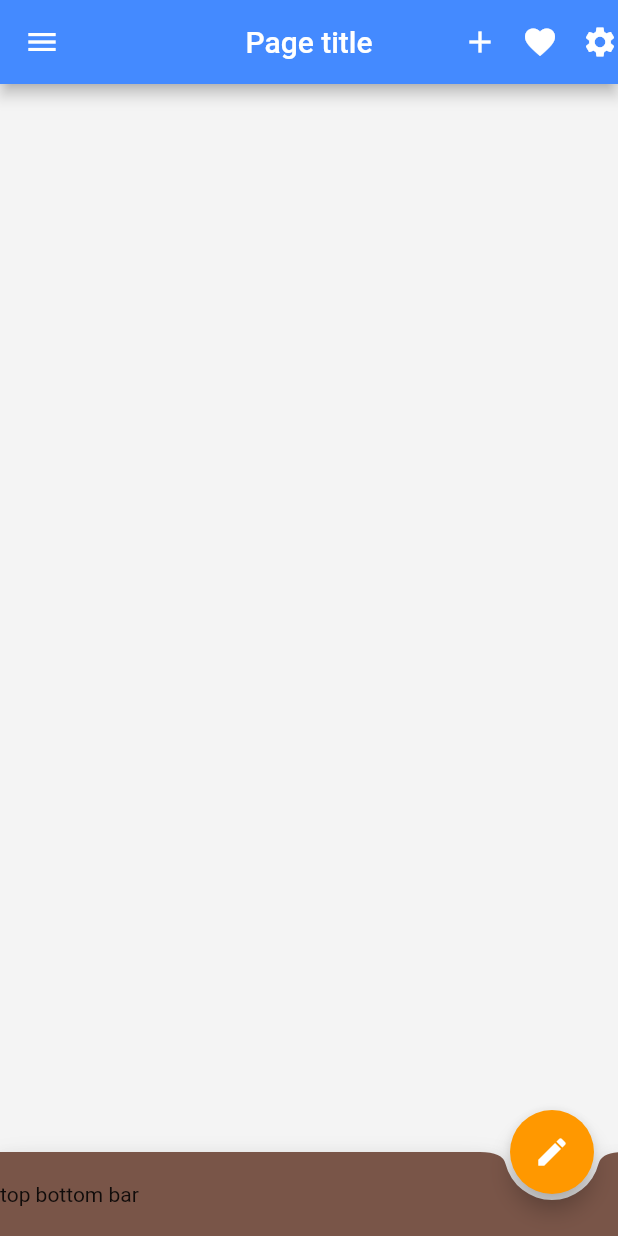
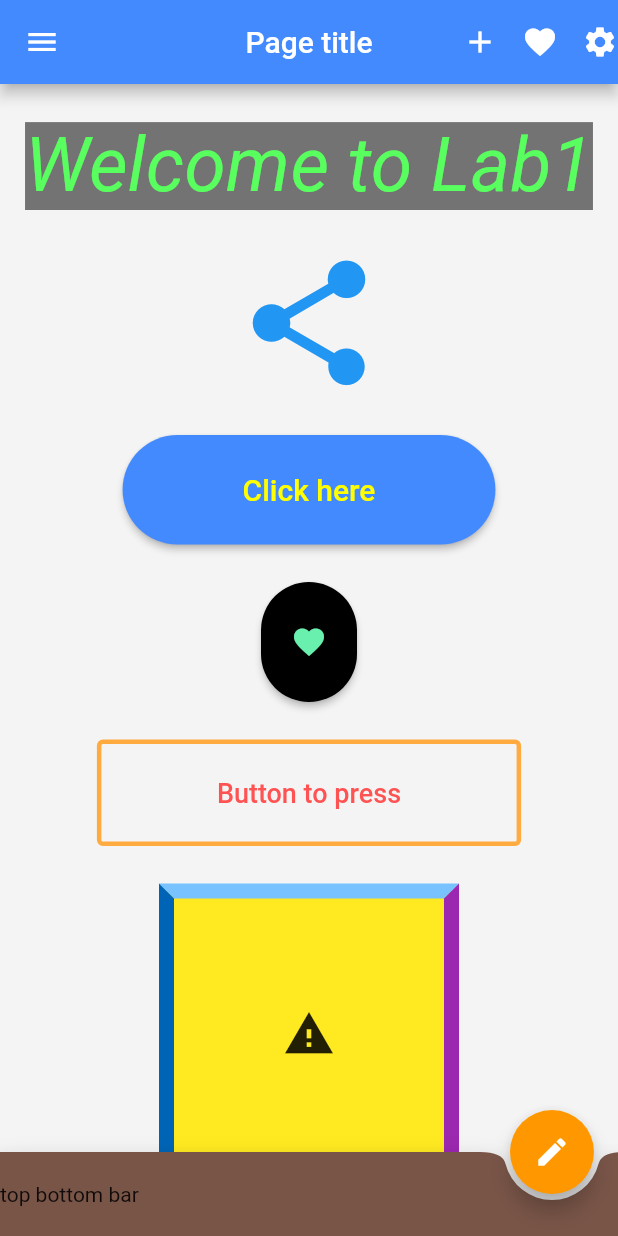
Before and after one commit to blumkvist1/flutter_app, a Flutter app: the screen it shows after launch, on a phone screen of 412 x 824 dp. Run offline on Flutter 3.47's test engine with Material 2 defaults, Android fonts, the phone set to English and light mode, and no system bars.

Commit message:
basicWidgets

```diff
--- a/lib/main.dart
+++ b/lib/main.dart
@@ -1,23 +1,23 @@
 import 'package:flutter/material.dart';
 
-void main() => runApp(MyApp());
+void main() => runApp(Lab1());
 
 /// this is your APP Main screen configuration
-class MyApp extends StatelessWidget {
-  MyApp({Key? key}) : super(key: key);
+class Lab1 extends StatelessWidget {
+  Lab1({Key? key}) : super(key: key);
 
   @override
   Widget build(BuildContext context) {
     return MaterialApp(
-      home: MyHomePage(),
+      home: LAb1HomePage(),
     );
   }
 }
 
 /// this is a template to start building a UI
 /// to start adding any UI you want change what comes after the [ body: ] tag below
-class MyHomePage extends StatelessWidget {
-  MyHomePage({Key? key}) : super(key: key);
+class LAb1HomePage extends StatelessWidget {
+  LAb1HomePage({Key? key}) : super(key: key);
 
   @override
   Widget build(BuildContext context) {
@@ -46,7 +46,7 @@ class MyHomePage extends StatelessWidget {
         backgroundColor: Colors.blueAccent,
       ),
       /*******************--[focus here 🧐]--*******************/
-      body: myWidget(context),
+      body: myWidget(),
       bottomNavigationBar: BottomAppBar(
           shape: CircularNotchedRectangle(),
           color: Colors.brown,
@@ -60,60 +60,145 @@ class MyHomePage extends StatelessWidget {
     );
   }
 
-  Widget myWidget(BuildContext context) {
-    return Container(
-      padding: EdgeInsets.all(20),
-      child: Column(
+  Widget myWidget() {
+    return SingleChildScrollView(
+      child: Center(
+          child: Column(
         children: [
-          // Card(
-          //   child: SizedBox(
-          //       width: 120,
-          //       height: 120,
-          //       child: Center(child: Text("I am a card"))),
-          //   color: Colors.blueAccent,
-          //   elevation: 10,
-          // ),
-          // ListTile(
-          //   dense: true,
-          //   splashColor: Colors.grey,
-          //   onTap: () => {print("hello")},
-          //   title: Text("Hello"),
-          //   subtitle: Text("Im subtitle"),
-          //   tileColor: Colors.green,
-          //   leading: CircleAvatar(
-          //     child: Icon(Icons.mail),
-          //   ),
-          //   trailing: Icon(Icons.edit),
-          // )
+          /*******************--[focus here 🧐]--*******************/
+          SizedBox(
+            height: 25,
+          ),
+          exercise1(),
+          SizedBox(
+            height: 25,
+          ),
+          exercise2(),
+          SizedBox(
+            height: 25,
+          ),
+          exercise3(),
+          SizedBox(
+            height: 25,
+          ),
+          exercise4(),
+          SizedBox(
+            height: 25,
+          ),
+          exercise5(),
+          SizedBox(
+            height: 25,
+          ),
+          exercise6(),
+          /*******************--[focus here 🧐]--*******************/
+        ],
+      )),
+    );
+  }
 
-          // InputChip(
-          //   backgroundColor: Colors.grey,
-          //   selected: true,
-          //   label: Text("Im a chip"),
-          //   avatar: CircleAvatar(child: Icon(Icons.email),),
-          //   isEnabled: true,
-          // ),
-          // FloatingActionButton.extended(
-          //   onPressed: () {
-          //     ScaffoldMessenger.of(context).showSnackBar(
-          //       SnackBar(
-          //         content: Text("This is snack bar"),
-          //         backgroundColor: Colors.pinkAccent,
-          //         duration: Duration(seconds: 3),
-          //         action: SnackBarAction(label: "OK", onPressed: (){print("Im snak bar");}),
-          //         showCloseIcon: true,
-          //       ),
-          //     );
-          //   },
-          //   label: Text("ADD to card"),
-          //   icon: Icon(Icons.add_shopping_cart),
-          //   splashColor: Colors.lightGreenAccent,
-          //   elevation: 10,
-          //   extendedPadding: EdgeInsetsDirectional.symmetric(horizontal: 150),
-          //   tooltip: "It is add to card butt",
-          // )
-        ],
+  /// TODO: Implement Exercises below as per the handed Document
+  Widget exercise1() {
+    return const Text(
+      "Welcome to Lab1",
+      style: TextStyle(
+        backgroundColor: Color.fromARGB(255, 115, 115, 115),
+        fontSize: 50,
+        color: Color.fromARGB(255, 88, 255, 94),
+        fontStyle: FontStyle.italic,
       ),
     );
   }
+
+  Widget exercise2() {
+    return const Icon(
+      Icons.share,
+      size: 100,
+      color: Colors.blue,
+    );
+  }
+
+  /// TODO : print on the screen on Pressed when clicking on the button, and print on Long Pressed when long click to Button
+  Widget exercise3() {
+    return ElevatedButton(
+        onPressed: () {
+          print("click");
+        },
+        onLongPress: () {
+          print("long press");
+        },
+        child: const Text(
+          'Click here',
+          style: TextStyle(fontSize: 20, color: Colors.yellowAccent),
+        ),
+        style: ElevatedButton.styleFrom(
+            backgroundColor: Colors.blueAccent,
+            shape: StadiumBorder(),
+            padding: EdgeInsets.symmetric(horizontal: 80, vertical: 25)));
+  }
+
+  Widget exercise4() {
+    return ElevatedButton(
+        onPressed: () {
+          print("click");
+        },
+        onLongPress: () {
+          print("long press");
+        },
+        child: Icon(
+          Icons.favorite,
+          color: Colors.greenAccent,
+        ),
+        style: ElevatedButton.styleFrom(
+          padding: EdgeInsets.symmetric(horizontal: 20, vertical: 28),
+          shape: StadiumBorder(),
+          backgroundColor: Colors.black,
+        ));
+  }
 }
+
+Widget exercise5() {
+  return OutlinedButton(
+      onPressed: () {
+        print("click");
+      },
+      onLongPress: () {
+        print("long press");
+      },
+      child: const Text(
+        'Button to press',
+        style: TextStyle(fontSize: 18, color: Colors.redAccent),
+      ),
+      style: OutlinedButton.styleFrom(
+          side: BorderSide(width: 3.0, color: Colors.orangeAccent),
+          padding: EdgeInsets.symmetric(horizontal: 80, vertical: 25)));
+}
+
+Widget exercise6() {
+  return Container(
+    height: 200.0,
+    width: 200.0,
+    decoration: BoxDecoration(
+        color: Color.fromARGB(255, 255, 233, 32),
+        border: Border(
+            left: BorderSide(
+              color: Color.fromARGB(255, 0, 100, 182),
+              width: 10.0,
+            ),
+            top: BorderSide(
+              color: Color.fromARGB(255, 119, 194, 255),
+              width: 10.0,
+            ),
+            bottom: BorderSide(
+              color: Colors.red,
+              width: 10.0,
+            ),
+            right: BorderSide(
+              color: Colors.purple,
+              width: 10.0,
+            ))),
+    child: Icon(
+      Icons.warning,
+      size: 35,
+    ),
+  );
+}
```
